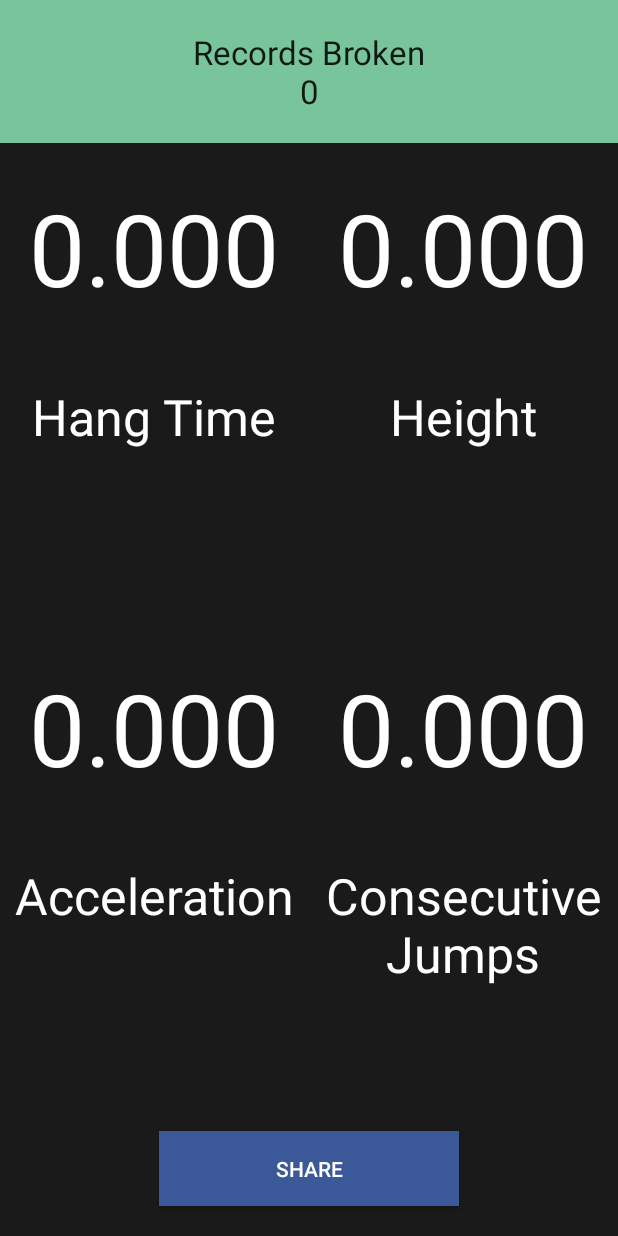
After one commit to BlueberryDS/PlyoMetric, an Android app: the layout activity_records.xml on its own in the app's theme, with its tools: preview values and no code run, on a phone screen of 412 x 824 dp. The commit adds this screen. Run offline under Robolectric (Android 15) with nearby library versions, the phone set to English and light mode, and no system bars.

Commit message:
Completed record page

```diff
--- a/app/src/main/AndroidManifest.xml
+++ b/app/src/main/AndroidManifest.xml
@@ -33,6 +33,11 @@
             android:name=".ActivityRecord"
             android:configChanges="orientation|keyboardHidden|screenSize"
             android:label="@string/title_activity_activity_record"
+            android:theme="@style/FullscreenTheme" />
+        <activity
+            android:name=".RecordsActivity"
+            android:configChanges="orientation|keyboardHidden|screenSize"
+            android:label="@string/title_activity_records"
             android:theme="@style/FullscreenTheme"></activity>
     </application>
 
--- a/app/src/main/java/com/example/joyce/stepscount/MainActivity.java
+++ b/app/src/main/java/com/example/joyce/stepscount/MainActivity.java
@@ -2,6 +2,7 @@ package com.example.joyce.stepscount;
 
 import android.annotation.SuppressLint;
 import android.content.Context;
+import android.content.Intent;
 import android.hardware.Sensor;
 import android.hardware.SensorEvent;
 import android.hardware.SensorEventListener;
@@ -15,6 +16,7 @@ import android.view.View;
 import android.view.ViewGroup;
 import android.view.Window;
 import android.widget.Button;
+import android.widget.ImageButton;
 import android.widget.LinearLayout;
 import android.widget.TextView;
 import android.opengl.Matrix;
@@ -125,7 +127,7 @@ public class MainActivity extends AppCompatActivity implements SensorEventListen
         textView = (TextView) findViewById(R.id.textView);
 
         mVisible = true;
-        mContentView = findViewById(R.id.fullscreen_content);
+        mContentView = findViewById(R.id.imageView2);
 
         // Set up the user interaction to manually show or hide the system UI.
         //mContentView.setOnClickListener(new View.OnClickListener() {
@@ -148,6 +150,17 @@ public class MainActivity extends AppCompatActivity implements SensorEventListen
 
         senMag = senSensorManager.getDefaultSensor(Sensor.TYPE_MAGNETIC_FIELD);
 
+        final MainActivity th = this;
+
+        final ImageButton recordButton = (ImageButton) findViewById(R.id.record);
+        recordButton.setOnClickListener(new View.OnClickListener() {
+
+            @Override
+            public void onClick(View v) {
+                Intent myIntent = new Intent(th, RecordsActivity.class);
+                th.startActivity(myIntent);
+            }
+        });
 
         final SensorEventListener context = this;
         final Button button = (Button)findViewById(R.id.start);
@@ -180,9 +193,30 @@ public class MainActivity extends AppCompatActivity implements SensorEventListen
                         double maxAcc = findMaxAcc(marks.get(i).liftPhase);
                         console.append(String.format("---  Jump : %s  ---\n", jumpNum));
                         console.append(String.format("Hang Time :    %.3f\n", hangTime));
+                        if(hangTime > RecordsActivity.hang){
+                            console.append("RECORD BROKEN!\n");
+                            RecordsActivity.hang = hangTime;
+                            RecordsActivity.breaks++;
+                        }
                         console.append(String.format("Height :       %.3f\n", height));
+                        if(height > RecordsActivity.height){
+                            console.append("RECORD BROKEN!\n");
+                            RecordsActivity.height = height;
+                            RecordsActivity.breaks++;
+                        }
                         console.append(String.format("Max Accel. :   %.3f\n", maxAcc));
+                        if(maxAcc > RecordsActivity.accel){
+                            console.append("RECORD BROKEN!\n");
+                            RecordsActivity.accel = maxAcc;
+                            RecordsActivity.breaks++;
+                        }
                         console.append("\n");
+                    }
+
+                    if(marks.size() > RecordsActivity.consec){
+                        console.append("MOST CONSECUTIVE JUMPS!\n\n");
+                        RecordsActivity.consec = marks.size();
+                        RecordsActivity.breaks++;
                     }
 
                     //textViewMax.setText(String.format("Samples: %s", marks.get(0).liftPhase.size()));
--- a/app/src/main/res/layout/activity_main.xml
+++ b/app/src/main/res/layout/activity_main.xml
@@ -2,23 +2,22 @@
     xmlns:tools="http://schemas.android.com/tools"
     android:layout_width="match_parent"
     android:layout_height="match_parent"
-    android:background="@drawable/main"
     tools:context="com.example.joyce.stepscount.MainActivity">
 
     <!-- The primary full-screen view. This can be replaced with whatever view
          is needed to present your content, e.g. VideoView, SurfaceView,
          TextureView, etc. -->
-    <TextView
-        android:id="@+id/fullscreen_content"
-        android:layout_width="match_parent"
-        android:layout_height="match_parent"
-        android:gravity="center"
-        android:keepScreenOn="true"
-        android:backgroundTint="#fefefe"
-        android:background="#ffffff" />
 
     <!-- This FrameLayout insets its children based on system windows using
          android:fitsSystemWindows. -->
+
+    <ImageView
+        android:layout_width="fill_parent"
+        android:layout_height="fill_parent"
+        android:id="@+id/imageView2"
+        android:layout_gravity="center|top"
+        android:src="#1a1a1a"
+        android:scaleType="centerCrop" />
 
     <ImageButton
         android:layout_width="110dp"
@@ -28,7 +27,9 @@
         android:layout_gravity="right|bottom"
         android:layout_marginBottom="30dp"
         android:layout_marginRight="30dp"
-        android:layout_margin="20dp" />
+        android:layout_margin="20dp"
+        android:alpha="225"
+        android:clickable="true" />
 
     <Button
         android:layout_width="175dp"
--- /dev/null
+++ b/app/src/main/res/layout/activity_records.xml
@@ -0,0 +1,181 @@
+<FrameLayout xmlns:android="http://schemas.android.com/apk/res/android"
+    xmlns:tools="http://schemas.android.com/tools"
+    android:layout_width="match_parent"
+    android:layout_height="match_parent"
+    android:background="#0099cc"
+    tools:context="com.example.joyce.stepscount.RecordsActivity">
+
+    <!-- The primary full-screen view. This can be replaced with whatever view
+         is needed to present your content, e.g. VideoView, SurfaceView,
+         TextureView, etc. -->
+
+    <!-- This FrameLayout insets its children based on system windows using
+         android:fitsSystemWindows. -->
+
+    <LinearLayout
+        android:orientation="vertical"
+        android:layout_width="match_parent"
+        android:layout_height="match_parent"
+        android:background="#1a1a1a">
+
+        <TextView
+            android:layout_width="fill_parent"
+            android:layout_height="wrap_content"
+            android:textAppearance="?android:attr/textAppearanceLarge"
+            android:text="Records Broken\n0"
+            android:id="@+id/broken"
+            android:layout_gravity="center_horizontal"
+            android:background="#78c59c"
+            android:padding="20dp"
+            android:textAlignment="center" />
+
+        <LinearLayout
+            android:orientation="vertical"
+            android:layout_width="match_parent"
+            android:layout_height="fill_parent"
+            android:layout_gravity="center_horizontal">
+
+            <LinearLayout
+                android:orientation="horizontal"
+                android:layout_width="fill_parent"
+                android:layout_height="fill_parent"
+                android:layout_gravity="center_horizontal"
+                android:weightSum="1"
+                android:layout_weight="1">
+
+                <TextView
+                    android:layout_width="fill_parent"
+                    android:layout_height="fill_parent"
+                    android:textAppearance="?android:attr/textAppearanceLarge"
+                    android:text="0.000"
+                    android:id="@+id/hang"
+                    android:layout_weight="0.5"
+                    android:textAlignment="center"
+                    android:textSize="100px"
+                    android:textColor="#ffffff"
+                    android:paddingTop="25dp" />
+
+                <TextView
+                    android:layout_width="fill_parent"
+                    android:layout_height="fill_parent"
+                    android:textAppearance="?android:attr/textAppearanceLarge"
+                    android:text="0.000"
+                    android:id="@+id/height"
+                    android:layout_weight="0.5"
+                    android:textAlignment="center"
+                    android:textSize="100px"
+                    android:textColor="#ffffff"
+                    android:paddingTop="25dp" />
+            </LinearLayout>
+
+            <LinearLayout
+                android:orientation="horizontal"
+                android:layout_width="fill_parent"
+                android:layout_height="fill_parent"
+                android:layout_gravity="center_horizontal"
+                android:weightSum="1"
+                android:layout_weight="1" >
+
+                <TextView
+                    android:layout_width="fill_parent"
+                    android:layout_height="fill_parent"
+                    android:textAppearance="?android:attr/textAppearanceLarge"
+                    android:text="Hang Time"
+                    android:id="@+id/textView3"
+                    android:layout_weight="0.5"
+                    android:textAlignment="center"
+                    android:textSize="50px"
+                    android:textColor="#ffffff" />
+
+                <TextView
+                    android:layout_width="fill_parent"
+                    android:layout_height="fill_parent"
+                    android:textAppearance="?android:attr/textAppearanceLarge"
+                    android:text="Height"
+                    android:id="@+id/textView6"
+                    android:layout_weight="0.5"
+                    android:textAlignment="center"
+                    android:textSize="50px"
+                    android:textColor="#ffffff" />
+            </LinearLayout>
+
+            <LinearLayout
+                android:orientation="horizontal"
+                android:layout_width="fill_parent"
+                android:layout_height="fill_parent"
+                android:layout_gravity="center_horizontal"
+                android:weightSum="1"
+                android:layout_weight="1" >
+
+                <TextView
+                    android:layout_width="fill_parent"
+                    android:layout_height="fill_parent"
+                    android:textAppearance="?android:attr/textAppearanceLarge"
+                    android:text="0.000"
+                    android:id="@+id/accel"
+                    android:layout_weight="0.5"
+                    android:textAlignment="center"
+                    android:textSize="100px"
+                    android:textColor="#ffffff"
+                    android:paddingTop="25dp" />
+
+                <TextView
+                    android:layout_width="fill_parent"
+                    android:layout_height="fill_parent"
+                    android:textAppearance="?android:attr/textAppearanceLarge"
+                    android:text="0.000"
+                    android:id="@+id/consec"
+                    android:layout_weight="0.5"
+                    android:textAlignment="center"
+                    android:textSize="100px"
+                    android:textColor="#ffffff"
+                    android:paddingTop="25dp" />
+            </LinearLayout>
+
+            <LinearLayout
+                android:orientation="horizontal"
+                android:layout_width="fill_parent"
+                android:layout_height="fill_parent"
+                android:layout_gravity="center_horizontal"
+                android:weightSum="1"
+                android:layout_weight="1" >
+
+                <TextView
+                    android:layout_width="fill_parent"
+                    android:layout_height="fill_parent"
+                    android:textAppearance="?android:attr/textAppearanceLarge"
+                    android:text="Acceleration"
+                    android:id="@+id/textView9"
+                    android:layout_weight="0.5"
+                    android:textAlignment="center"
+                    android:textSize="50px"
+                    android:textColor="#ffffff" />
+
+                <TextView
+                    android:layout_width="fill_parent"
+                    android:layout_height="fill_parent"
+                    android:textAppearance="?android:attr/textAppearanceLarge"
+                    android:text="Consecutive Jumps"
+                    android:id="@+id/textView10"
+                    android:layout_weight="0.5"
+                    android:textAlignment="center"
+                    android:textSize="50px"
+                    android:textColor="#ffffff" />
+            </LinearLayout>
+
+            <Button
+                android:layout_width="200dp"
+                android:layout_height="50dp"
+                android:text="Share"
+                android:id="@+id/share"
+                android:layout_gravity="center"
+                android:clickable="true"
+                android:background="#3b5998"
+                android:textColor="#ffffff"
+                android:layout_margin="20dp"
+                android:enabled="true" />
+
+        </LinearLayout>
+
+    </LinearLayout>
+</FrameLayout>
--- a/app/src/main/res/layout/activity_splash_screen.xml
+++ b/app/src/main/res/layout/activity_splash_screen.xml
@@ -23,7 +23,8 @@
         android:layout_height="fill_parent"
         android:id="@+id/imageView"
         android:layout_gravity="center"
-        android:src="@drawable/logo" />
+        android:src="@drawable/splash"
+        android:scaleType="centerCrop" />
 
     <!-- This FrameLayout insets its children based on system windows using
          android:fitsSystemWindows. -->
--- a/app/src/main/res/values/strings.xml
+++ b/app/src/main/res/values/strings.xml
@@ -1,14 +1,16 @@
 <resources>
-    <string name="app_name">StepsCount</string>
+    <string name="app_name">PlyoMetric</string>
 
 
     <string name="title_activity_main">MainActivity</string>
     <string name="initiate_count">Start counting!</string>
-    <string name="greeting">Every step counts!</string>
+    <string name="greeting">Metrics Into Plyometrics</string>
 
     <string name="title_activity_activity_track_record">ActivityTrackRecord</string>
     <string name="dummy_button">Dummy Button</string>
     <string name="dummy_content">DUMMY\nCONTENT</string>
 
     <string name="title_activity_activity_record">ActivityRecord</string>
+
+    <string name="title_activity_records">RecordsActivity</string>
 </resources>
```
Also changed, not shown: app/src/main/res/drawable-xxxhdpi/back.png (added), app/src/main/res/drawable-xxxhdpi/button.png (deleted), app/src/main/res/drawable-xxxhdpi/logo.png (deleted), app/src/main/res/drawable-xxxhdpi/main.png (deleted), app/src/main/res/drawable-xxxhdpi/trophy.png, 1 other file.
